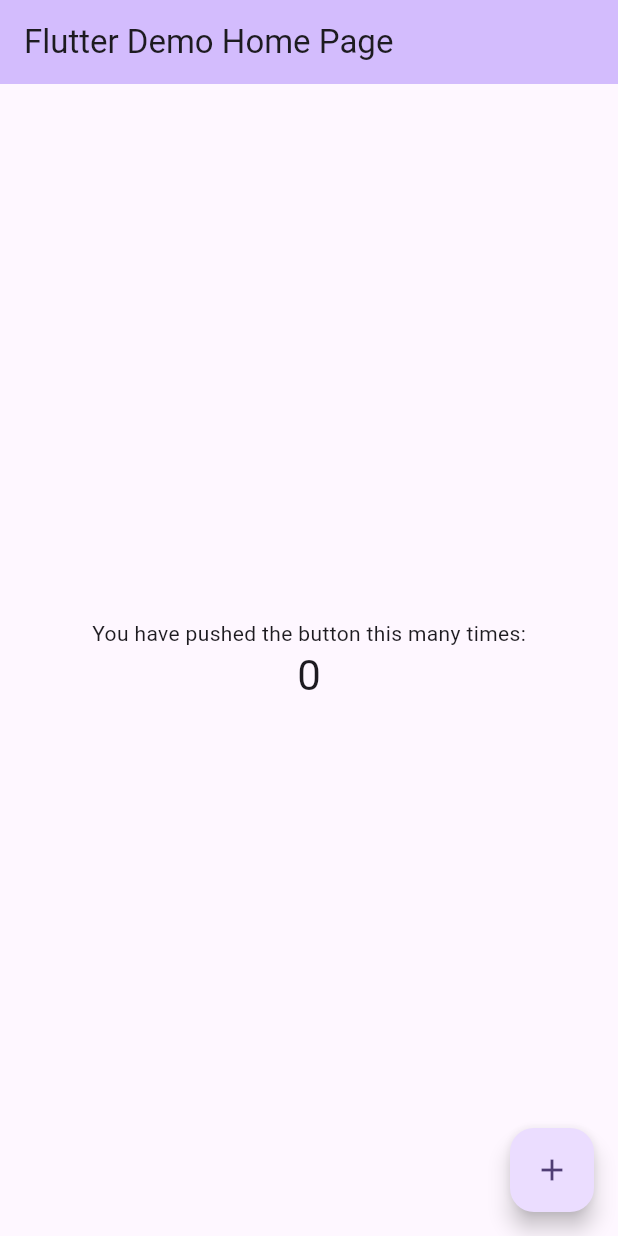
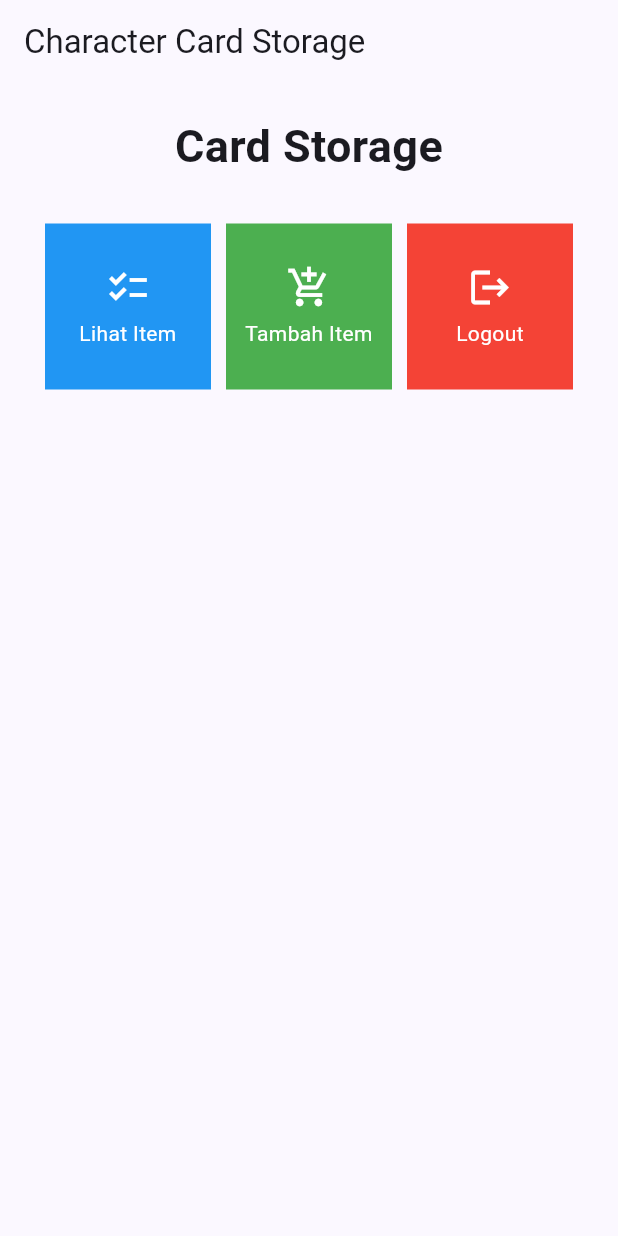
Before and after one commit to fadhilmuh/poke-co-mobile, a Flutter app: the screen it shows after launch, on a phone screen of 412 x 824 dp. Run offline on Flutter 3.47's test engine with Material 2 defaults, Android fonts, the phone set to English and light mode, and no system bars.

Commit message:
Tugas 7 Done

```diff
--- a/lib/main.dart
+++ b/lib/main.dart
@@ -1,4 +1,5 @@
 import 'package:flutter/material.dart';
+import 'package:poke_co/menu.dart';
 
 void main() {
   runApp(const MyApp());
@@ -11,7 +12,7 @@
   @override
   Widget build(BuildContext context) {
     return MaterialApp(
-      title: 'Flutter Demo',
+      title: 'Card Storage',
       theme: ThemeData(
         // This is the theme of your application.
         //
@@ -28,98 +29,10 @@
         //
         // This works for code too, not just values: Most code changes can be
         // tested with just a hot reload.
-        colorScheme: ColorScheme.fromSeed(seedColor: Colors.deepPurple),
+        colorScheme: ColorScheme.fromSeed(seedColor: Colors.indigo),
         useMaterial3: true,
       ),
-      home: const MyHomePage(title: 'Flutter Demo Home Page'),
+      home: MyHomePage(),
     );
   }
 }
-
-class MyHomePage extends StatefulWidget {
-  const MyHomePage({super.key, required this.title});
-
-  // This widget is the home page of your application. It is stateful, meaning
-  // that it has a State object (defined below) that contains fields that affect
-  // how it looks.
-
-  // This class is the configuration for the state. It holds the values (in this
-  // case the title) provided by the parent (in this case the App widget) and
-  // used by the build method of the State. Fields in a Widget subclass are
-  // always marked "final".
-
-  final String title;
-
-  @override
-  State<MyHomePage> createState() => _MyHomePageState();
-}
-
-class _MyHomePageState extends State<MyHomePage> {
-  int _counter = 0;
-
-  void _incrementCounter() {
-    setState(() {
-      // This call to setState tells the Flutter framework that something has
-      // changed in this State, which causes it to rerun the build method below
-      // so that the display can reflect the updated values. If we changed
-      // _counter without calling setState(), then the build method would not be
-      // called again, and so nothing would appear to happen.
-      _counter++;
-    });
-  }
-
-  @override
-  Widget build(BuildContext context) {
-    // This method is rerun every time setState is called, for instance as done
-    // by the _incrementCounter method above.
-    //
-    // The Flutter framework has been optimized to make rerunning build methods
-    // fast, so that you can just rebuild anything that needs updating rather
-    // than having to individually change instances of widgets.
-    return Scaffold(
-      appBar: AppBar(
-        // TRY THIS: Try changing the color here to a specific color (to
-        // Colors.amber, perhaps?) and trigger a hot reload to see the AppBar
-        // change color while the other colors stay the same.
-        backgroundColor: Theme.of(context).colorScheme.inversePrimary,
-        // Here we take the value from the MyHomePage object that was created by
-        // the App.build method, and use it to set our appbar title.
-        title: Text(widget.title),
-      ),
-      body: Center(
-        // Center is a layout widget. It takes a single child and positions it
-        // in the middle of the parent.
-        child: Column(
-          // Column is also a layout widget. It takes a list of children and
-          // arranges them vertically. By default, it sizes itself to fit its
-          // children horizontally, and tries to be as tall as its parent.
-          //
-          // Column has various properties to control how it sizes itself and
-          // how it positions its children. Here we use mainAxisAlignment to
-          // center the children vertically; the main axis here is the vertical
-          // axis because Columns are vertical (the cross axis would be
-          // horizontal).
-          //
-          // TRY THIS: Invoke "debug painting" (choose the "Toggle Debug Paint"
-          // action in the IDE, or press "p" in the console), to see the
-          // wireframe for each widget.
-          mainAxisAlignment: MainAxisAlignment.center,
-          children: <Widget>[
-            const Text(
-              'You have pushed the button this many times:',
-            ),
-            Text(
-              '$_counter',
-              style: Theme.of(context).textTheme.headlineMedium,
-            ),
-          ],
-        ),
-      ),
-      floatingActionButton: FloatingActionButton(
-        onPressed: _incrementCounter,
-        tooltip: 'Increment',
-        child: const Icon(Icons.add),
-      ), // This trailing comma makes auto-formatting nicer for build methods.
-    );
-  }
-}
--- /dev/null
+++ b/lib/menu.dart
@@ -0,0 +1,135 @@
+import 'package:flutter/material.dart';
+
+class HomeButtons {
+  final String name;
+  final IconData icon;
+
+  HomeButtons(this.name, this.icon);
+}
+
+class MyHomePage extends StatelessWidget {
+  MyHomePage({Key? key}) : super(key: key);
+
+  final List<HomeButtons> items = [
+    HomeButtons("Lihat Item", Icons.checklist),
+    HomeButtons("Tambah Item", Icons.add_shopping_cart),
+    HomeButtons("Logout", Icons.logout),
+  ];
+
+  // This widget is the home page of your application. It is stateful, meaning
+  // that it has a State object (defined below) that contains fields that affect
+  // how it looks.
+
+  // This class is the configuration for the state. It holds the values (in this
+  // case the title) provided by the parent (in this case the App widget) and
+  // used by the build method of the State. Fields in a Widget subclass are
+  // always marked "final".
+
+  @override
+  Widget build(BuildContext context) {
+    // This method is rerun every time setState is called, for instance as done
+    // by the _incrementCounter method above.
+    //
+    // The Flutter framework has been optimized to make rerunning build methods
+    // fast, so that you can just rebuild anything that needs updating rather
+    // than having to individually change instances of widgets.
+    return Scaffold(
+      appBar: AppBar(
+        title: const Text(
+          'Character Card Storage',
+        ),
+      ),
+      body: SingleChildScrollView(
+        // Widget wrapper yang dapat discroll
+        child: Padding(
+          padding: const EdgeInsets.all(10.0), // Set padding dari halaman
+          child: Column(
+            // Widget untuk menampilkan children secara vertikal
+            children: <Widget>[
+              const Padding(
+                padding: EdgeInsets.only(top: 10.0, bottom: 10.0),
+                // Widget Text untuk menampilkan tulisan dengan alignment center dan style yang sesuai
+                child: Text(
+                  'Card Storage', // Text yang menandakan toko
+                  textAlign: TextAlign.center,
+                  style: TextStyle(
+                    fontSize: 30,
+                    fontWeight: FontWeight.bold,
+                  ),
+                ),
+              ),
+              // Grid layout
+              GridView.count(
+                // Container pada card kita.
+                primary: true,
+                padding: const EdgeInsets.all(20),
+                crossAxisSpacing: 10,
+                mainAxisSpacing: 10,
+                crossAxisCount: 3,
+                shrinkWrap: true,
+                children: items.map((HomeButtons item) {
+                  // Iterasi untuk setiap item
+                  return ShopCard(item);
+                }).toList(),
+              ),
+            ],
+          ),
+        ),
+      ),
+    );
+  }
+}
+
+class ShopCard extends StatelessWidget {
+  final HomeButtons item;
+
+  // Map untuk menentukan warna background dari card
+  static const Map<String, Color> itemColors = {
+    "Lihat Item": Colors.blue,
+    "Tambah Item": Colors.green,
+    "Logout": Colors.red,
+  };
+
+  const ShopCard(this.item, {super.key}); // Constructor
+
+  @override
+  Widget build(BuildContext context) {
+    Color backGroundColor = itemColors[item.name]!; // Set warna background sesuai map
+
+    return Material(
+      color: backGroundColor, // Set warna background sesuai map
+      child: InkWell(
+        // Area responsive terhadap sentuhan
+        onTap: () {
+          // Memunculkan SnackBar ketika diklik
+          ScaffoldMessenger.of(context)
+            ..hideCurrentSnackBar()
+            ..showSnackBar(SnackBar(
+                content: Text("Kamu telah menekan tombol ${item.name}!")));
+        },
+        child: Container(
+          // Container untuk menyimpan Icon dan Text
+          padding: const EdgeInsets.all(8),
+          child: Center(
+            child: Column(
+              mainAxisAlignment: MainAxisAlignment.center,
+              children: [
+                Icon(
+                  item.icon,
+                  color: Colors.white,
+                  size: 30.0,
+                ),
+                const Padding(padding: EdgeInsets.all(3)),
+                Text(
+                  item.name,
+                  textAlign: TextAlign.center,
+                  style: const TextStyle(color: Colors.white),
+                ),
+              ],
+            ),
+          ),
+        ),
+      ),
+    );
+  }
+}
```
Also changed, not shown: 1 other file.
